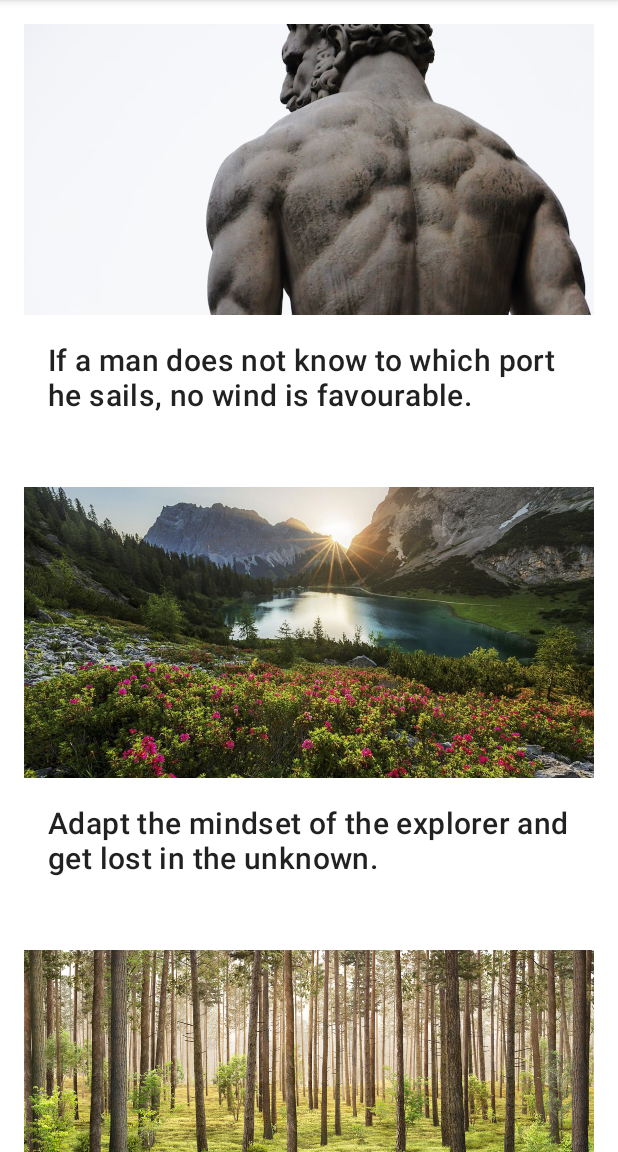
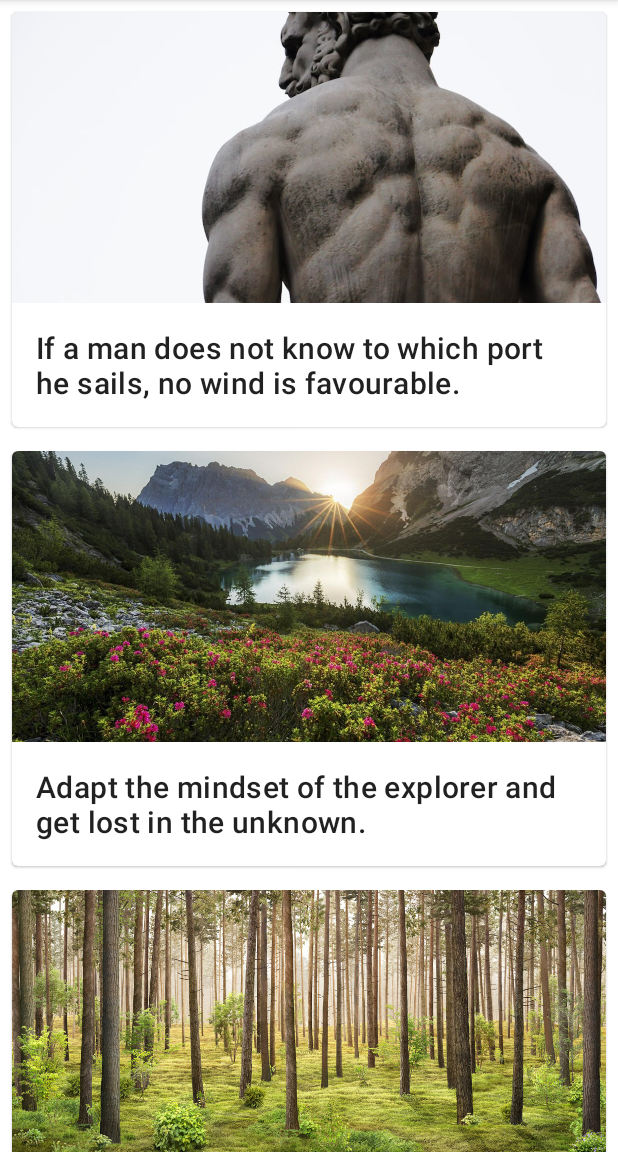
Before and after one commit to zer-ki/Affirmations, an Android app: the screen it shows after launch (MainActivity), on a phone screen of 412 x 824 dp, the part 84-1236 px from its top. Run offline under Robolectric (Android 15) with nearby library versions, the phone set to English and light mode, and no system bars.

Commit message:
Add MaterialCardView

```diff
--- a/app/src/main/res/layout/list_item.xml
+++ b/app/src/main/res/layout/list_item.xml
@@ -1,9 +1,13 @@
 <?xml version="1.0" encoding="utf-8"?>
+<com.google.android.material.card.MaterialCardView xmlns:android="http://schemas.android.com/apk/res/android"
+    android:layout_width="match_parent"
+    android:layout_height="wrap_content"
+    android:layout_margin="8dp">
+
 <LinearLayout xmlns:android="http://schemas.android.com/apk/res/android"
     android:layout_width="match_parent"
     android:layout_height="wrap_content"
-    android:orientation="vertical"
-    android:padding="16dp">
+    android:orientation="vertical">
 
     <ImageView
         android:id="@+id/item_image"
@@ -20,3 +24,4 @@
         android:textAppearance="?attr/textAppearanceHeadline6"/>
 
 </LinearLayout>
+</com.google.android.material.card.MaterialCardView>
```
